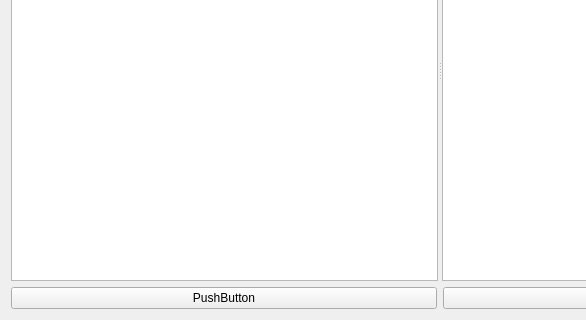
This is src/ui/compilertab.ui in hghit-harshit/Kites as Qt 5 draws it before an edit; both pictures show x 0 to 586 and y 153 to 473 of the 880 by 473 pixel window. The edited form follows.
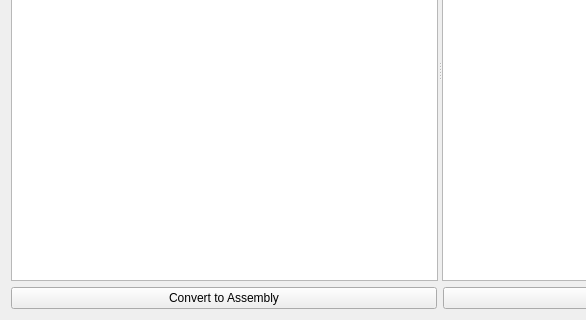
This is the edited form.

Commit message: feat : added conversion from c to risc-v

Diff of the .ui file:
```diff
--- a/src/ui/compilertab.ui
+++ b/src/ui/compilertab.ui
@@ -28,7 +28,7 @@
      <item>
       <widget class="QPushButton" name="convertToAssemblyButton">
        <property name="text">
-        <string>PushButton</string>
+        <string>Convert to Assembly</string>
        </property>
       </widget>
      </item>
```
The commit also changes 1 other file.
